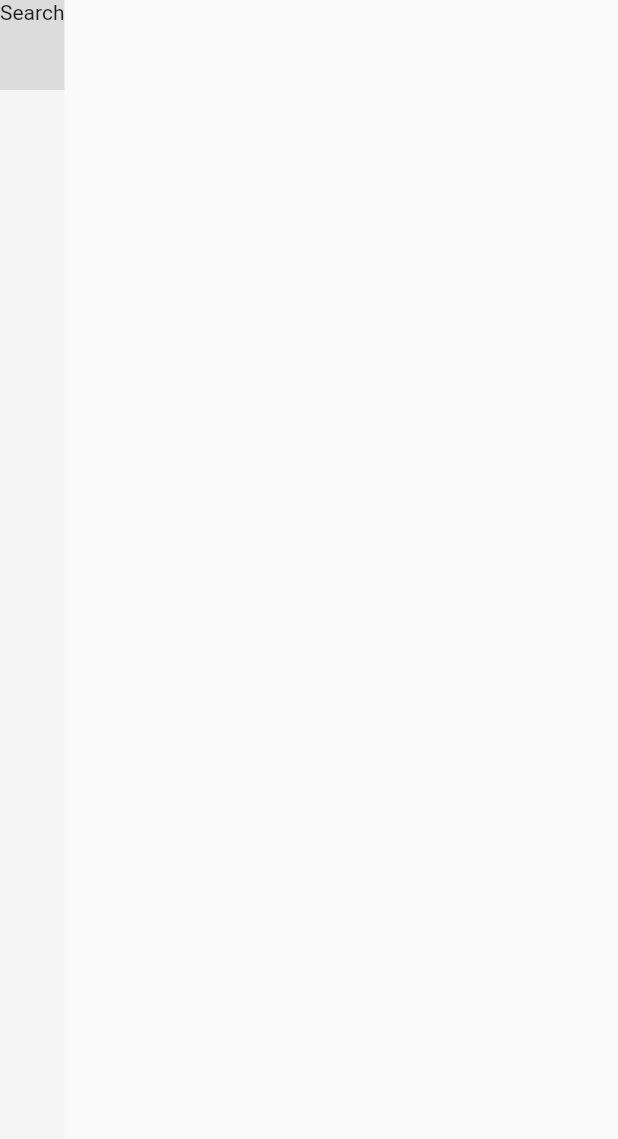
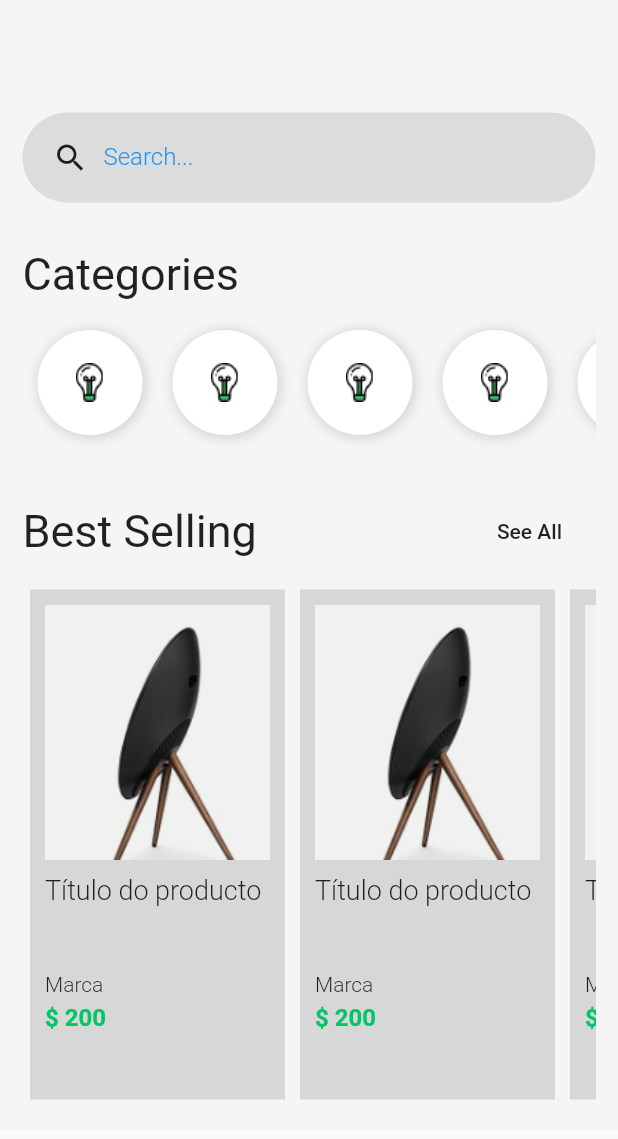
Before and after one commit to emiliosds/7185, a Flutter app: the HomePage screen opened directly, on a phone screen of 412 x 824 dp. Shown: the top 1139 px of the screen. Run offline on Flutter 3.47's test engine with Material 2 defaults, Android fonts, the phone set to English and light mode, and no system bars.

Commit message:
Término do módulo 2 do curso 7185

```diff
--- a/lib/pages/home.page.dart
+++ b/lib/pages/home.page.dart
@@ -1,15 +1,64 @@
 import 'package:flutter/material.dart';
+import 'package:shopping/pages/product.page.dart';
 
 class HomePage extends StatelessWidget {
   @override
   Widget build(BuildContext context) {
     return Scaffold(
-      body: Container(
-        color: Color(0xFFF5F5F5),
-        child: Column(
-          children: <Widget>[
-            search(),
-          ],
+      body: SingleChildScrollView(
+        child: Container(
+          padding: EdgeInsets.all(15),
+          color: Color(0xFFF5F5F5),
+          child: Column(
+            crossAxisAlignment: CrossAxisAlignment.stretch,
+            children: <Widget>[
+              SizedBox(
+                height: 60,
+              ),
+              search(),
+              SizedBox(
+                height: 30,
+              ),
+              Text(
+                "Categories",
+                style: TextStyle(
+                  fontSize: 30,
+                ),
+              ),
+              SizedBox(
+                height: 10,
+              ),
+              Container(
+                height: 90,
+                child: categoryList(),
+              ),
+              SizedBox(
+                height: 30,
+              ),
+              Row(
+                mainAxisAlignment: MainAxisAlignment.spaceBetween,
+                children: <Widget>[
+                  Text(
+                    "Best Selling",
+                    style: TextStyle(
+                      fontSize: 30,
+                    ),
+                  ),
+                  FlatButton(
+                    child: Text("See All"),
+                    onPressed: () {},
+                  )
+                ],
+              ),
+              SizedBox(
+                height: 10,
+              ),
+              Container(
+                height: 350,
+                child: productList(context),
+              )
+            ],
+          ),
         ),
       ),
     );
@@ -18,8 +67,179 @@ class HomePage extends StatelessWidget {
 
 Widget search() {
   return Container(
-    color: Colors.black.withOpacity(0.1),
     height: 60,
-    child: Text("Search"),
+    padding: EdgeInsets.only(
+      left: 20,
+    ),
+    decoration: BoxDecoration(
+      color: Colors.black.withOpacity(0.1),
+      borderRadius: BorderRadius.all(
+        Radius.circular(128),
+      ),
+    ),
+    child: Row(
+      children: <Widget>[
+        Icon(Icons.search),
+        Container(
+          width: 300,
+          padding: EdgeInsets.only(
+            left: 10,
+          ),
+          child: TextFormField(
+            keyboardType: TextInputType.text,
+            decoration: InputDecoration(
+              border: InputBorder.none,
+              labelText: "Search...",
+              labelStyle: TextStyle(
+                color: Colors.blue,
+                fontWeight: FontWeight.w300,
+                fontSize: 16,
+              ),
+            ),
+            style: TextStyle(
+              fontSize: 20,
+              color: Colors.blue,
+            ),
+          ),
+        )
+      ],
+    ),
   );
 }
+
+Widget categoryList() {
+  return Container(
+    child: ListView(
+      scrollDirection: Axis.horizontal,
+      children: <Widget>[
+        categoryItem(),
+        categoryItem(),
+        categoryItem(),
+        categoryItem(),
+        categoryItem(),
+        categoryItem(),
+        categoryItem(),
+        categoryItem(),
+        categoryItem(),
+        categoryItem(),
+        categoryItem(),
+        categoryItem(),
+        categoryItem(),
+      ],
+    ),
+  );
+}
+
+Widget categoryItem() {
+  return Container(
+    width: 70,
+    height: 70,
+    margin: EdgeInsets.all(10),
+    padding: EdgeInsets.all(10),
+    decoration: BoxDecoration(
+      color: Colors.white,
+      boxShadow: [
+        new BoxShadow(
+          color: Colors.black12,
+          offset: new Offset(1, 1),
+          blurRadius: 5,
+          spreadRadius: 2,
+        ),
+      ],
+      borderRadius: BorderRadius.all(
+        Radius.circular(64),
+      ),
+    ),
+    child: Image.asset("assets/Icon_Devices.png"),
+  );
+}
+
+Widget productList(BuildContext context) {
+  return Container(
+    child: ListView(
+      scrollDirection: Axis.horizontal,
+      children: <Widget>[
+        productItem(context),
+        productItem(context),
+        productItem(context),
+        productItem(context),
+        productItem(context),
+        productItem(context),
+        productItem(context),
+        productItem(context),
+        productItem(context),
+        productItem(context),
+        productItem(context),
+        productItem(context),
+        productItem(context),
+      ],
+    ),
+  );
+}
+
+Widget productItem(BuildContext context) {
+  return Container(
+    padding: EdgeInsets.all(10),
+    margin: EdgeInsets.all(5),
+    width: 170,
+    color: Colors.black12,
+    child: Column(
+      crossAxisAlignment: CrossAxisAlignment.start,
+      children: <Widget>[
+        GestureDetector(
+          onTap: () {
+            Navigator.push(
+              context,
+              MaterialPageRoute(
+                builder: (context) => ProductPage(),
+              ),
+            );
+          },
+          child: Image.asset(
+            "assets/product-1.png",
+            width: 170,
+            height: 170,
+            fit: BoxFit.cover,
+          ),
+        ),
+        SizedBox(
+          height: 10,
+        ),
+        Container(
+          height: 60,
+          child: Text(
+            "Título do producto",
+            style: TextStyle(
+              fontSize: 18,
+              fontWeight: FontWeight.w300,
+            ),
+          ),
+        ),
+        SizedBox(
+          height: 5,
+        ),
+        Container(
+          child: Text(
+            "Marca",
+            style: TextStyle(
+              fontSize: 14,
+              fontWeight: FontWeight.w300,
+            ),
+          ),
+        ),
+        SizedBox(
+          height: 5,
+        ),
+        Container(
+          child: Text(
+            "\$ 200",
+            style: TextStyle(
+                fontSize: 16,
+                fontWeight: FontWeight.bold,
+                color: Color(0xFF00C569)),
+          ),
+        )
+      ],
+    ),
+  );
+}
```
Also changed, not shown: lib/main.dart (+5 -2 lines), lib/pages/cart.page.dart (added, +168 -0 lines), lib/pages/login.page.dart (+1 -8 lines), lib/pages/product.page.dart (added, +67 -0 lines), lib/pages/tabs.page.dart (added, +37 -0 lines).
